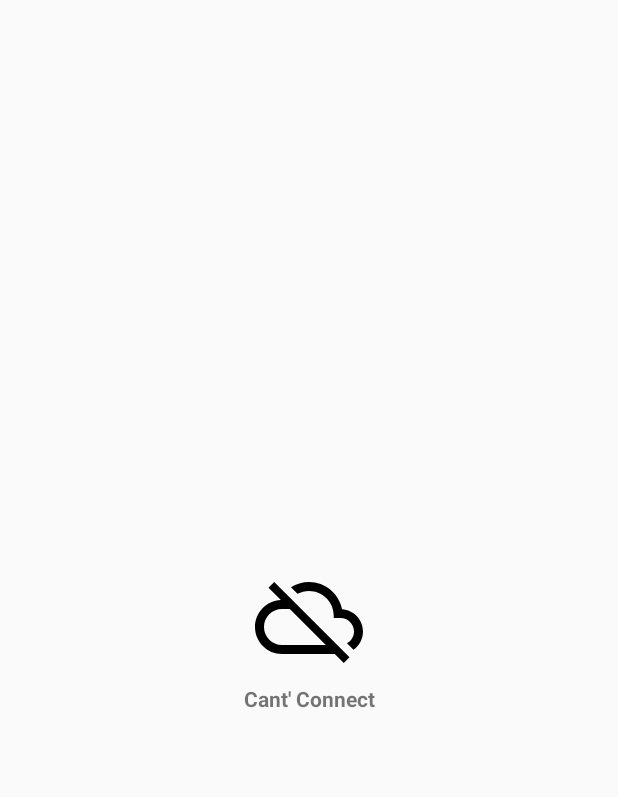
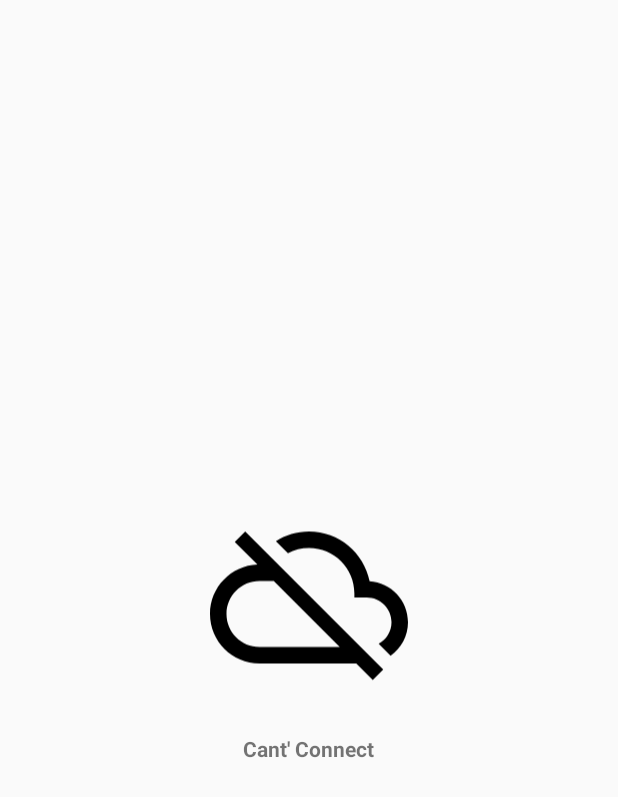
Before and after one commit to semicolon07/ijoint, an Android app: the layout view_cannot_connect_server.xml on its own in the app's theme, with its tools: preview values and no code run, on a phone screen of 412 x 824 dp. Shown: the top 797 px of the screen. Run offline under Robolectric (Android 15) with nearby library versions, the phone set to English and light mode, and no system bars.

Commit message:
- remove unused constraint layout dependency

```diff
--- a/app/build.gradle
+++ b/app/build.gradle
@@ -41,7 +41,7 @@ dependencies {
     compile 'com.squareup.okhttp3:okhttp:3.3.1'
     compile 'com.squareup.retrofit2:retrofit:2.0.2'
     compile 'com.squareup.retrofit2:converter-gson:2.0.2'
-    compile 'com.android.support.constraint:constraint-layout:1.0.0-alpha3'
+    //compile 'com.android.support.constraint:constraint-layout:1.0.0-alpha3'
     compile 'com.ogaclejapan.smarttablayout:library:1.6.1@aar'
     compile 'com.ogaclejapan.smarttablayout:utils-v4:1.6.1@aar'
     compile 'com.github.silvestrpredko:dot-progress-bar:0.1.4@aar'
--- a/app/src/main/res/layout/view_cannot_connect_server.xml
+++ b/app/src/main/res/layout/view_cannot_connect_server.xml
@@ -1,36 +1,29 @@
 <?xml version="1.0" encoding="utf-8"?>
-<android.support.constraint.ConstraintLayout xmlns:android="http://schemas.android.com/apk/res/android"
+<LinearLayout xmlns:android="http://schemas.android.com/apk/res/android"
     xmlns:app="http://schemas.android.com/apk/res-auto"
     xmlns:tools="http://schemas.android.com/tools"
     android:id="@+id/constraintLayout"
     android:layout_width="match_parent"
     android:layout_height="match_parent"
-
     android:gravity="center"
     android:orientation="vertical"
     android:weightSum="1">
 
+
+
+    <ImageView
+        android:id="@+id/imageView3"
+        android:layout_width="132dp"
+        android:layout_height="72dp"
+        android:layout_weight="0.13"
+        android:src="@drawable/ic_cloud_off" />
     <TextView
         android:id="@+id/textView2"
         android:layout_width="wrap_content"
         android:layout_height="wrap_content"
         android:text="Cant' Connect"
         android:textStyle="bold"
-        app:layout_constraintLeft_toLeftOf="@+id/imageView3"
-        app:layout_constraintTop_toBottomOf="@+id/imageView3"
-        android:layout_marginTop="8dp"
-        app:layout_constraintRight_toRightOf="@+id/imageView3" />
-
-    <ImageView
-        android:id="@+id/imageView3"
-        android:layout_width="132dp"
-        android:layout_height="72dp"
-        android:layout_weight="0.13"
-        android:src="@drawable/ic_cloud_off"
-        app:layout_constraintLeft_toLeftOf="@+id/constraintLayout"
-        app:layout_constraintTop_toTopOf="@+id/constraintLayout"
-        app:layout_constraintRight_toRightOf="@+id/constraintLayout"
-        app:layout_constraintBottom_toBottomOf="@+id/constraintLayout" />
+        android:layout_marginTop="8dp" />
 
 
-</android.support.constraint.ConstraintLayout>
+</LinearLayout>
```
Also changed, not shown: 1 other file.
